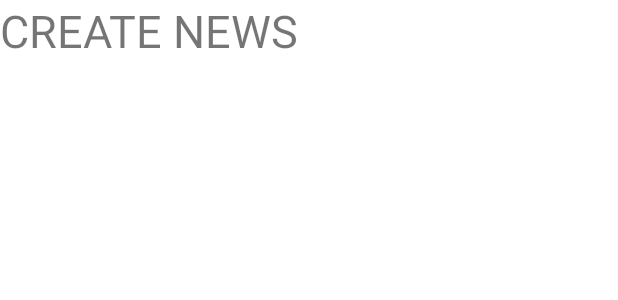
After one commit to tataket/MinderaNews, an Android app: the layout fragment_create_new.xml on its own in the app's theme, with its tools: preview values and no code run, on a phone screen of 412 x 824 dp. The commit adds this screen. Shown: the top 300 px of the screen. Run offline under Robolectric (Android 15) with nearby library versions, the phone set to English and light mode, and no system bars.

Commit message:
create classes, views and fragments.xml

```diff
--- a/app/build.gradle.kts
+++ b/app/build.gradle.kts
@@ -49,6 +49,8 @@ dependencies {
     implementation(libs.androidx.lifecycle.viewmodel.ktx)
     implementation(libs.androidx.navigation.fragment.ktx)
     implementation(libs.androidx.navigation.ui.ktx)
+    implementation(libs.androidx.legacy.support.v4)
+    implementation(libs.androidx.fragment.ktx)
     testImplementation(libs.junit)
     androidTestImplementation(libs.androidx.junit)
     androidTestImplementation(libs.androidx.espresso.core)
--- /dev/null
+++ b/app/src/main/java/com/minderanews/ui/create/model/Create.java
@@ -0,0 +1,4 @@
+package com.minderanews.ui.create.model;
+
+public class Create {
+}
--- /dev/null
+++ b/app/src/main/java/com/minderanews/ui/create/model/CreateEvents.java
@@ -0,0 +1,4 @@
+package com.minderanews.ui.create.model;
+
+public class CreateEvents {
+}
--- /dev/null
+++ b/app/src/main/java/com/minderanews/ui/create/model/CreateNews.java
@@ -0,0 +1,4 @@
+package com.minderanews.ui.create.model;
+
+public class CreateNews {
+}
--- /dev/null
+++ b/app/src/main/res/layout/fragment_create_new.xml
@@ -0,0 +1,14 @@
+<?xml version="1.0" encoding="utf-8"?>
+<FrameLayout xmlns:android="http://schemas.android.com/apk/res/android"
+    xmlns:tools="http://schemas.android.com/tools"
+    android:layout_width="match_parent"
+    android:layout_height="match_parent"
+    tools:context=".ui.create.news.CreateNewFragment">
+
+    <TextView
+        android:layout_width="match_parent"
+        android:layout_height="match_parent"
+        android:textSize="30sp"
+        android:text="@string/create_news" />
+
+</FrameLayout>
--- a/app/src/main/res/values/strings.xml
+++ b/app/src/main/res/values/strings.xml
@@ -3,4 +3,5 @@
     <string name="title_home">Home</string>
     <string name="title_dashboard">Dashboard</string>
     <string name="title_notifications">Notifications</string>
+    <string name="create_news">CREATE NEWS</string>
 </resources>
--- a/gradle/libs.versions.toml
+++ b/gradle/libs.versions.toml
@@ -12,6 +12,8 @@ lifecycleLivedataKtx = "2.7.0"
 lifecycleViewmodelKtx = "2.7.0"
 navigationFragmentKtx = "2.7.7"
 navigationUiKtx = "2.7.7"
+legacySupportV4 = "1.0.0"
+fragmentKtx = "1.6.2"
 
 [libraries]
 androidx-core-ktx = { group = "androidx.core", name = "core-ktx", version.ref = "coreKtx" }
@@ -25,6 +27,8 @@ androidx-lifecycle-livedata-ktx = { group = "androidx.lifecycle", name = "lifecy
 androidx-lifecycle-viewmodel-ktx = { group = "androidx.lifecycle", name = "lifecycle-viewmodel-ktx", version.ref = "lifecycleViewmodelKtx" }
 androidx-navigation-fragment-ktx = { group = "androidx.navigation", name = "navigation-fragment-ktx", version.ref = "navigationFragmentKtx" }
 androidx-navigation-ui-ktx = { group = "androidx.navigation", name = "navigation-ui-ktx", version.ref = "navigationUiKtx" }
+androidx-legacy-support-v4 = { group = "androidx.legacy", name = "legacy-support-v4", version.ref = "legacySupportV4" }
+androidx-fragment-ktx = { group = "androidx.fragment", name = "fragment-ktx", version.ref = "fragmentKtx" }
 
 [plugins]
 androidApplication = { id = "com.android.application", version.ref = "agp" }
```
Also changed, not shown: app/src/main/java/com/minderanews/ui/create/events/CreateEventFragment.kt (added, +31 -0 lines), app/src/main/java/com/minderanews/ui/create/events/CreateEventViewModel.kt (added, +7 -0 lines), app/src/main/java/com/minderanews/ui/create/news/CreateNewFragment.kt (added, +31 -0 lines), app/src/main/java/com/minderanews/ui/create/news/CreateNewViewModel.kt (added, +7 -0 lines), app/src/main/res/layout/fragment_create_event.xml (added, +13 -0 lines).
